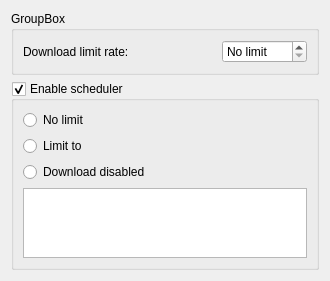
First picture: the form in src/plugins/scheduler/preferencesscheduler.ui, repository KDE/kwooty, before the edit.
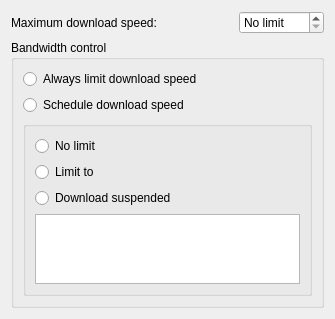
Second picture: the form after the edit.

Commit message: bandwidth scheduler plugin

Patch:
```diff
--- a/src/plugins/scheduler/preferencesscheduler.ui
+++ b/src/plugins/scheduler/preferencesscheduler.ui
@@ -6,8 +6,8 @@
    <rect>
     <x>0</x>
     <y>0</y>
-    <width>330</width>
-    <height>271</height>
+    <width>335</width>
+    <height>292</height>
    </rect>
   </property>
   <property name="toolTip">
@@ -15,12 +15,6 @@
   </property>
   <layout class="QGridLayout" name="gridLayout_3">
    <item row="0" column="0">
-    <widget class="QGroupBox" name="groupBox">
-     <property name="title">
-      <string>GroupBox</string>
-     </property>
-     <layout class="QGridLayout" name="gridLayout_2">
-      <item row="0" column="0">
        <layout class="QHBoxLayout" name="horizontalLayout">
         <item>
          <widget class="QLabel" name="DownloadLimitLabel">
@@ -28,7 +22,7 @@
            <string>Download limit rate</string>
           </property>
           <property name="text">
-           <string>Download limit rate:</string>
+        <string>Maximum download speed:</string>
           </property>
          </widget>
         </item>
@@ -60,17 +54,37 @@
         </item>
        </layout>
       </item>
-     </layout>
+   <item row="1" column="0">
+    <widget class="QGroupBox" name="speedControlGroupBox">
+     <property name="title">
+      <string>Bandwidth control</string>
+     </property>
+     <layout class="QGridLayout" name="gridLayout_2">
+      <item row="0" column="0">
+       <widget class="QRadioButton" name="kcfg_enablePermanentSpeedLimit">
+        <property name="text">
+         <string>Always limit download speed</string>
+        </property>
     </widget>
    </item>
    <item row="1" column="0">
-    <widget class="QGroupBox" name="kcfg_enableScheduler">
+       <widget class="QRadioButton" name="kcfg_enableScheduler">
+        <property name="text">
+         <string>Schedule download speed</string>
+        </property>
+       </widget>
+      </item>
+      <item row="2" column="0">
+       <widget class="QGroupBox" name="schedulerGroupBox">
      <property name="title">
-      <string>Enable scheduler</string>
-     </property>
-     <property name="checkable">
+         <string/>
+        </property>
+        <property name="flat">
       <bool>true</bool>
      </property>
+        <property name="checkable">
+         <bool>false</bool>
+        </property>
      <layout class="QGridLayout" name="gridLayout">
       <item row="0" column="0">
        <widget class="QRadioButton" name="noLimitRadioButton">
@@ -79,22 +93,25 @@
         </property>
        </widget>
       </item>
-      <item row="1" column="0">
-       <widget class="QRadioButton" name="donwloadLimitRadioButton">
-        <property name="text">
-         <string>Limit to</string>
-        </property>
-       </widget>
-      </item>
       <item row="2" column="0">
        <widget class="QRadioButton" name="downloadDisabledRadioButton">
         <property name="text">
-         <string>Download disabled</string>
+            <string>Download suspended</string>
         </property>
        </widget>
       </item>
       <item row="3" column="0">
        <widget class="QTableView" name="schedulerTableView"/>
+         </item>
+         <item row="1" column="0">
+          <widget class="QRadioButton" name="donwloadLimitRadioButton">
+           <property name="text">
+            <string>Limit to</string>
+           </property>
+          </widget>
+         </item>
+        </layout>
+       </widget>
       </item>
      </layout>
     </widget>
```
Lines whose indentation alone changed are shown as unchanged. The commit also changes 2 other files.
